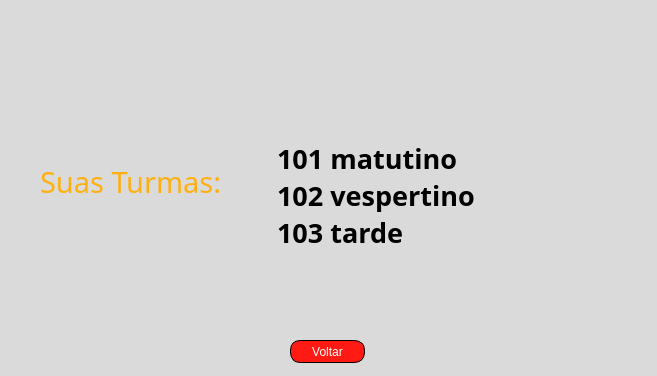
Qt form minha-turmaprof.ui (vitoradsp/academicsys) before a commit.
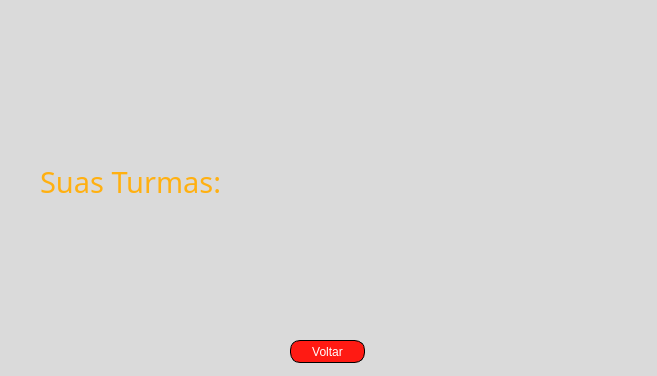
The same form after that commit. Icons and pictures are not drawn.

```diff
--- a/minha-turmaprof.ui
+++ b/minha-turmaprof.ui
@@ -89,9 +89,7 @@
      </font>
     </property>
     <property name="text">
-     <string> 101 matutino 
- 102 vespertino 
- 103 tarde</string>
+     <string/>
     </property>
    </widget>
    <widget class="QPushButton" name="btnvoltarprof">
```
